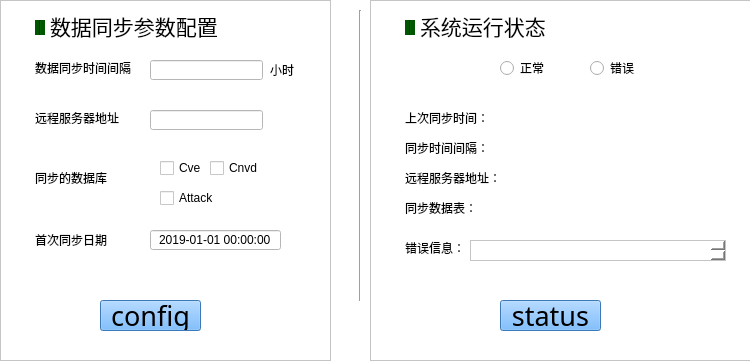
The window that data_syncGUI/UI_mainwindow.ui (dreamer121121/data-sync) describes before a commit, drawn with Qt 5.
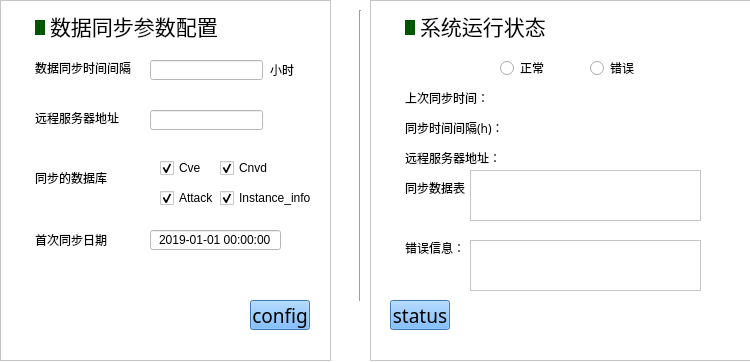
The same window after the commit.

Commit message: 版本一： 同步cve,vul,conpot_log,dev2vul,instance,instanceport表 能够返回最近一次的错误信息 客户端基本功能： 1.配置信息 2.查看系统运行的状态

```diff
--- a/data_syncGUI/UI_mainwindow.ui
+++ b/data_syncGUI/UI_mainwindow.ui
@@ -191,13 +191,13 @@
      <string>Cve</string>
     </property>
     <property name="checked">
-     <bool>false</bool>
+     <bool>true</bool>
     </property>
    </widget>
    <widget class="QCheckBox" name="checkBox_2">
     <property name="geometry">
      <rect>
-      <x>210</x>
+      <x>220</x>
       <y>160</y>
       <width>71</width>
       <height>16</height>
@@ -207,7 +207,7 @@
      <string>Cnvd</string>
     </property>
     <property name="checked">
-     <bool>false</bool>
+     <bool>true</bool>
     </property>
    </widget>
    <widget class="QCheckBox" name="checkBox_3">
@@ -223,7 +223,7 @@
      <string>Attack</string>
     </property>
     <property name="checked">
-     <bool>false</bool>
+     <bool>true</bool>
     </property>
    </widget>
    <widget class="QLabel" name="label_7">
@@ -287,16 +287,16 @@
    <widget class="QPushButton" name="pushButton">
     <property name="geometry">
      <rect>
-      <x>100</x>
+      <x>250</x>
       <y>300</y>
-      <width>101</width>
-      <height>31</height>
+      <width>60</width>
+      <height>30</height>
      </rect>
     </property>
     <property name="font">
      <font>
       <family>黑体</family>
-      <pointsize>20</pointsize>
+      <pointsize>14</pointsize>
      </font>
     </property>
     <property name="styleSheet">
@@ -306,6 +306,22 @@
      <string>config</string>
     </property>
    </widget>
+   <widget class="QCheckBox" name="checkBox_4">
+    <property name="geometry">
+     <rect>
+      <x>220</x>
+      <y>190</y>
+      <width>101</width>
+      <height>16</height>
+     </rect>
+    </property>
+    <property name="text">
+     <string>Instance_info</string>
+    </property>
+    <property name="checked">
+     <bool>true</bool>
+    </property>
+   </widget>
   </widget>
   <widget class="QFrame" name="frame_2">
    <property name="geometry">
@@ -367,7 +383,7 @@
     <property name="geometry">
      <rect>
       <x>35</x>
-      <y>110</y>
+      <y>90</y>
       <width>81</width>
       <height>16</height>
      </rect>
@@ -385,8 +401,8 @@
     <property name="geometry">
      <rect>
       <x>35</x>
-      <y>140</y>
-      <width>81</width>
+      <y>120</y>
+      <width>101</width>
       <height>16</height>
      </rect>
     </property>
@@ -396,14 +412,14 @@
      </font>
     </property>
     <property name="text">
-     <string>同步时间间隔：</string>
+     <string>同步时间间隔(h)：</string>
     </property>
    </widget>
    <widget class="QLabel" name="label_11">
     <property name="geometry">
      <rect>
-      <x>120</x>
-      <y>140</y>
+      <x>140</x>
+      <y>120</y>
       <width>135</width>
       <height>16</height>
      </rect>
@@ -436,7 +452,7 @@
     <property name="geometry">
      <rect>
       <x>120</x>
-      <y>110</y>
+      <y>90</y>
       <width>135</width>
       <height>20</height>
      </rect>
@@ -449,7 +465,7 @@
     <property name="geometry">
      <rect>
       <x>35</x>
-      <y>170</y>
+      <y>150</y>
       <width>91</width>
       <height>16</height>
      </rect>
@@ -467,7 +483,7 @@
     <property name="geometry">
      <rect>
       <x>35</x>
-      <y>200</y>
+      <y>180</y>
       <width>81</width>
       <height>16</height>
      </rect>
@@ -485,7 +501,7 @@
     <property name="geometry">
      <rect>
       <x>130</x>
-      <y>170</y>
+      <y>150</y>
       <width>135</width>
       <height>16</height>
      </rect>
@@ -494,32 +510,19 @@
      <string/>
     </property>
    </widget>
-   <widget class="QLabel" name="label_16">
-    <property name="geometry">
-     <rect>
-      <x>110</x>
-      <y>200</y>
-      <width>251</width>
-      <height>16</height>
-     </rect>
-    </property>
-    <property name="text">
-     <string/>
-    </property>
-   </widget>
    <widget class="QPushButton" name="pushButton_2">
     <property name="geometry">
      <rect>
-      <x>130</x>
+      <x>20</x>
       <y>300</y>
-      <width>101</width>
-      <height>31</height>
+      <width>60</width>
+      <height>30</height>
      </rect>
     </property>
     <property name="font">
      <font>
       <family>黑体</family>
-      <pointsize>20</pointsize>
+      <pointsize>14</pointsize>
      </font>
     </property>
     <property name="styleSheet">
@@ -552,8 +555,8 @@
      <rect>
       <x>100</x>
       <y>240</y>
-      <width>256</width>
-      <height>21</height>
+      <width>231</width>
+      <height>51</height>
      </rect>
     </property>
    </widget>
@@ -568,6 +571,19 @@
     </property>
     <property name="text">
      <string>正常</string>
+    </property>
+    <property name="checkable">
+     <bool>true</bool>
+    </property>
+   </widget>
+   <widget class="QTextBrowser" name="textBrowser_2">
+    <property name="geometry">
+     <rect>
+      <x>100</x>
+      <y>170</y>
+      <width>231</width>
+      <height>51</height>
+     </rect>
     </property>
    </widget>
   </widget>
```
Left out of the diff: 3 changed lines with no effect on the pictures. The commit also changes 7 other files.
